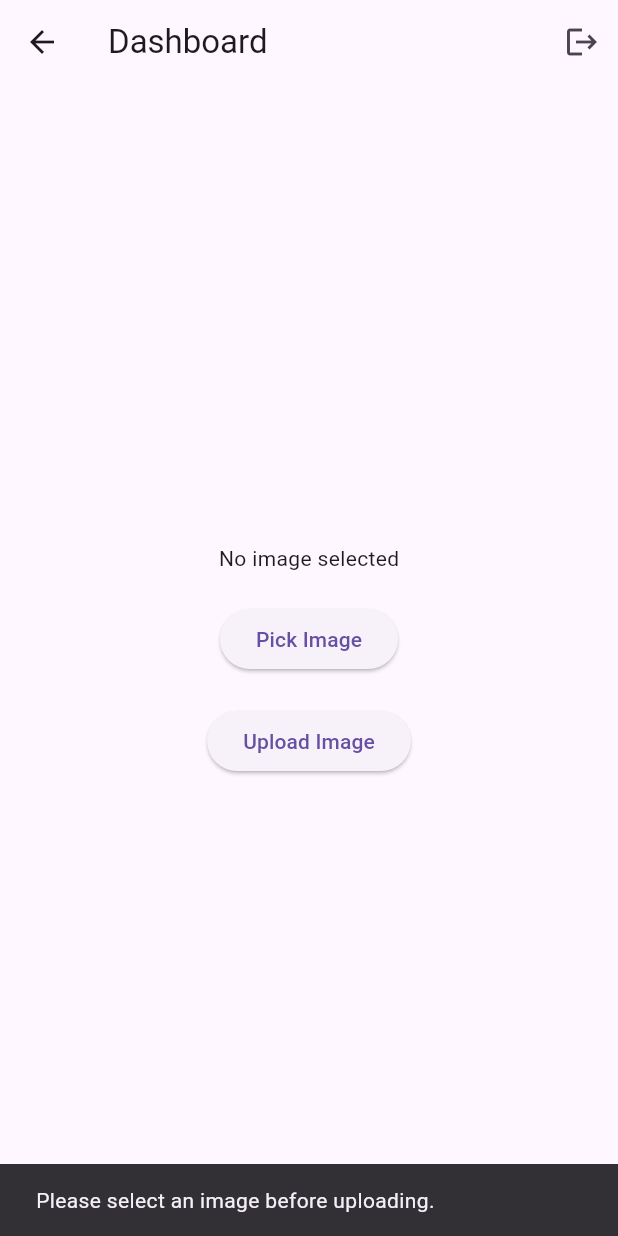
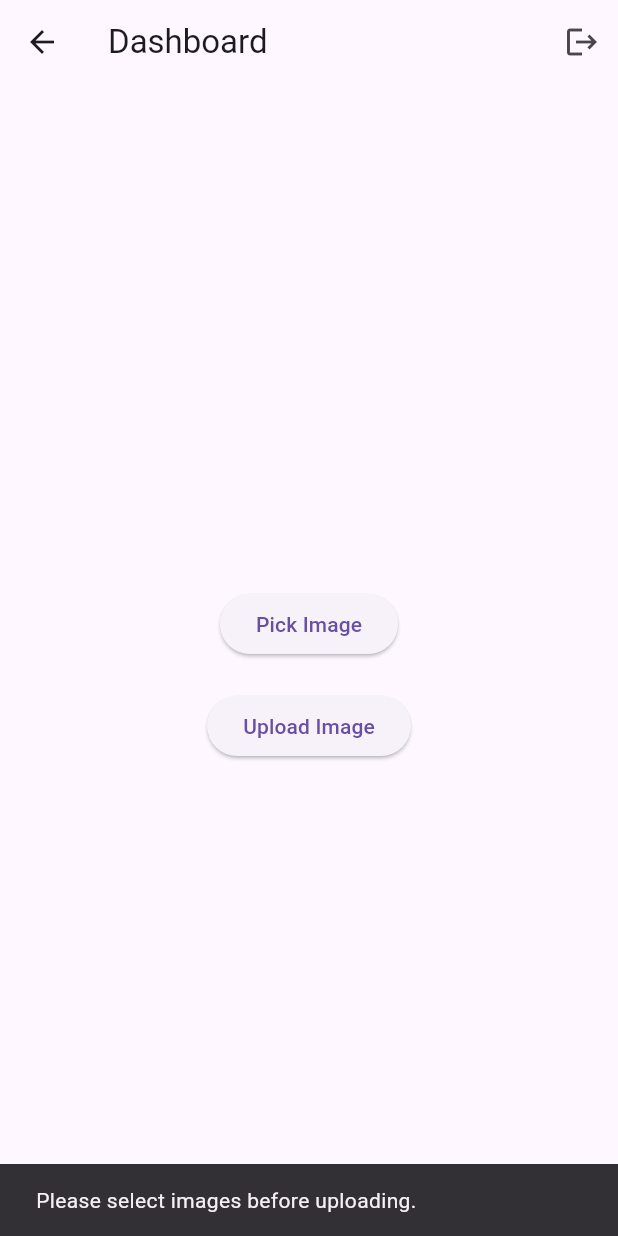
Before and after one commit to abhi999999/image-pick-and-upload-in-firebase, a Flutter app: the UploadScreen screen opened by its route, after a tap on "Upload Image", on a phone screen of 412 x 824 dp. Run offline on Flutter 3.47's test engine with Material 3 defaults, Android fonts, the phone set to English and light mode, and no system bars; our stand-ins replace cloud_firestore, file_picker, firebase_auth, firebase_core, firebase_storage; accounts and stored records are empty; network calls fail.

Commit message:
5 images per user

```diff
--- a/lib/main.dart
+++ b/lib/main.dart
@@ -137,6 +137,7 @@ class _SignupPageState extends State<SignupPage> {
       ),
       body: Padding(
         padding: const EdgeInsets.all(16.0),
+        child: SingleChildScrollView(
           child: Column(
             mainAxisAlignment: MainAxisAlignment.center,
             crossAxisAlignment: CrossAxisAlignment.stretch,
@@ -178,6 +179,7 @@ class _SignupPageState extends State<SignupPage> {
             ],
           ),
         ),
+      ),
     );
   }
 }
--- a/lib/upload_images.dart
+++ b/lib/upload_images.dart
@@ -3,7 +3,8 @@ import 'dart:io';
 import 'package:firebase_auth/firebase_auth.dart';
 import 'package:firebase_storage/firebase_storage.dart';
 import 'package:flutter/material.dart';
-import 'package:image_picker/image_picker.dart';
+// import 'package:image_picker/image_picker.dart';
+import 'package:file_picker/file_picker.dart';
 
 class UploadScreen extends StatefulWidget {
   @override
@@ -13,32 +14,52 @@ class UploadScreen extends StatefulWidget {
 class _UploadScreenState extends State<UploadScreen> {
   final FirebaseAuth _auth = FirebaseAuth.instance;
   final FirebaseStorage _storage = FirebaseStorage.instance;
-  final ImagePicker _imagePicker = ImagePicker();
+  // final ImagePicker _imagePicker = ImagePicker();
 
-  XFile? _pickedFile;
+  // XFile? _pickedFile;
+  // bool _isLoading = false;
+  int uploadLimit = 5;
+  List<File>? _pickedFile;
   bool _isLoading = false;
-  int uploadLimit = 5;
+  // Future<void> _getImage() async {
+  //   try {
+  //     final image = await _imagePicker.pickImage(source: ImageSource.gallery);
+
+  //     setState(() {
+  //       _pickedFile = image;
+  //     });
+  //   } catch (e) {
+  //     print('Error picking image: $e');
+  //     ScaffoldMessenger.of(context).showSnackBar(
+  //       SnackBar(
+  //         content: Text('An error occurred while picking the image: $e'),
+  //       ),
+  //     );
+  //   }
+  // }
 
   Future<void> _getImage() async {
     try {
-      final image = await _imagePicker.pickImage(source: ImageSource.gallery);
-
+      final result = await await FilePicker.platform
+          .pickFiles(allowMultiple: true, type: FileType.image);
+      if (result != null) {
         setState(() {
-        _pickedFile = image;
+          _pickedFile = result.paths.map((path) => File(path!)).toList();
         });
+      }
     } catch (e) {
-      print('Error picking image: $e');
+      print('Error picking file: $e');
       ScaffoldMessenger.of(context).showSnackBar(
         SnackBar(
-          content: Text('An error occurred while picking the image: $e'),
+          content: Text('An error occurred while picking the file: $e'),
         ),
       );
     }
   }
 
-  Future<void> _uploadImage() async {
+  Future<void> _uploadImages() async {
     try {
-      if (_pickedFile != null) {
+      if (_pickedFile != null && _pickedFile!.isNotEmpty) {
         final user = _auth.currentUser;
         final userId = user?.uid;
 
@@ -47,7 +68,7 @@ class _UploadScreenState extends State<UploadScreen> {
         final ListResult result = await userRef.list();
         final int currentImageCount = result.items.length;
 
-        if (currentImageCount >= uploadLimit) {
+        if (currentImageCount + _pickedFile!.length > uploadLimit) {
           ScaffoldMessenger.of(context).showSnackBar(
             SnackBar(
               content: Text('Upload limit reached for this user.'),
@@ -60,11 +81,11 @@ class _UploadScreenState extends State<UploadScreen> {
           _isLoading = true;
         });
 
-        final fileName = 'user_$userId$currentImageCount.jpg';
+        for (int i = 0; i < _pickedFile!.length; i++) {
+          final fileName = 'user_$userId${currentImageCount + i}.jpg';
           final reference = _storage.ref().child('images/$fileName');
 
-        // Check image file extension and convert to JPEG if necessary
-        File imageFile = File(_pickedFile!.path);
+          File imageFile = _pickedFile![i];
           final imageFormat = imageFile.path.split('.').last.toLowerCase();
 
           if (imageFormat != 'jpg' && imageFormat != 'jpeg') {
@@ -80,23 +101,29 @@ class _UploadScreenState extends State<UploadScreen> {
 
           // Update the user's image count after a successful upload
           await userRef.child(fileName).putFile(imageFile);
+        }
 
-        print('Image uploaded successfully.');
+        print('Images uploaded successfully.');
+        ScaffoldMessenger.of(context).showSnackBar(
+          SnackBar(
+            content: Text('Images uploaded successfully.'),
+          ),
+        );
         setState(() {
           _isLoading = false;
         });
       } else {
         ScaffoldMessenger.of(context).showSnackBar(
           SnackBar(
-            content: Text('Please select an image before uploading.'),
+            content: Text('Please select images before uploading.'),
           ),
         );
       }
     } catch (e) {
-      print('Error uploading image: $e');
+      print('Error uploading images: $e');
       ScaffoldMessenger.of(context).showSnackBar(
         SnackBar(
-          content: Text('An error occurred while uploading the image: $e'),
+          content: Text('An error occurred while uploading the images: $e'),
         ),
       );
       setState(() {
@@ -104,6 +131,78 @@ class _UploadScreenState extends State<UploadScreen> {
       });
     }
   }
+
+  // Future<void> _uploadImage() async {
+  //   try {
+  //     if (_pickedFile != null) {
+  //       final user = _auth.currentUser;
+  //       final userId = user?.uid;
+
+  //       // Check the number of uploaded images for the user
+  //       final userRef = _storage.ref().child('users/$userId');
+  //       final ListResult result = await userRef.list();
+  //       final int currentImageCount = result.items.length;
+
+  //       if (currentImageCount >= uploadLimit) {
+  //         ScaffoldMessenger.of(context).showSnackBar(
+  //           SnackBar(
+  //             content: Text('Upload limit reached for this user.'),
+  //           ),
+  //         );
+  //         return;
+  //       }
+
+  //       setState(() {
+  //         _isLoading = true;
+  //       });
+
+  //       final fileName = 'user_$userId$currentImageCount.jpg';
+  //       final reference = _storage.ref().child('images/$fileName');
+
+  //       // Check image file extension and convert to JPEG if necessary
+  //       File imageFile = File(_pickedFile![0].path);
+  //       final imageFormat = imageFile.path.split('.').last.toLowerCase();
+
+  //       if (imageFormat != 'jpg' && imageFormat != 'jpeg') {
+  //         final convertedImage = await imageFile.readAsBytes();
+  //         final newFile = await File.fromUri(Uri.file(
+  //           '${imageFile.path}.temp.jpg',
+  //         ));
+  //         await newFile.writeAsBytes(convertedImage);
+  //         imageFile = newFile;
+  //       }
+
+  //       await reference.putFile(imageFile);
+
+  //       // Update the user's image count after a successful upload
+  //       await userRef.child(fileName).putFile(imageFile);
+
+  //       print('Image uploaded successfully.');
+  //       SnackBar(
+  //         content: Text('Image uploaded successfully.'),
+  //       );
+  //       setState(() {
+  //         _isLoading = false;
+  //       });
+  //     } else {
+  //       ScaffoldMessenger.of(context).showSnackBar(
+  //         SnackBar(
+  //           content: Text('Please select an image before uploading.'),
+  //         ),
+  //       );
+  //     }
+  //   } catch (e) {
+  //     print('Error uploading image: $e');
+  //     ScaffoldMessenger.of(context).showSnackBar(
+  //       SnackBar(
+  //         content: Text('An error occurred while uploading the image: $e'),
+  //       ),
+  //     );
+  //     setState(() {
+  //       _isLoading = false;
+  //     });
+  //   }
+  // }
 
   Future<void> _logout(BuildContext context) async {
     await _auth.signOut();
@@ -126,9 +225,9 @@ class _UploadScreenState extends State<UploadScreen> {
         child: Column(
           mainAxisAlignment: MainAxisAlignment.center,
           children: [
-            _pickedFile != null
-                ? Expanded(child: Image.file(File(_pickedFile!.path)))
-                : Text('No image selected'),
+            if (_pickedFile != null)
+              for (final file in _pickedFile!)
+                Expanded(child: Image.file(File(file.path!))),
             SizedBox(height: 20),
             ElevatedButton(
               onPressed: _isLoading ? null : _getImage,
@@ -136,7 +235,7 @@ class _UploadScreenState extends State<UploadScreen> {
             ),
             SizedBox(height: 20),
             ElevatedButton(
-              onPressed: _isLoading ? null : _uploadImage,
+              onPressed: _isLoading ? null : _uploadImages,
               child: Text('Upload Image'),
             ),
             if (_isLoading) CircularProgressIndicator(),
--- a/pubspec.yaml
+++ b/pubspec.yaml
@@ -40,6 +40,7 @@ dependencies:
   image_picker: ^1.0.4
   firebase_storage: ^11.5.5
   multi_image_picker: ^4.8.01
+  file_picker: ^6.1.1
 dev_dependencies:
   flutter_test:
     sdk: flutter
```
Also changed, not shown: pubspec.lock. Lines whose indentation alone changed are shown as unchanged.
